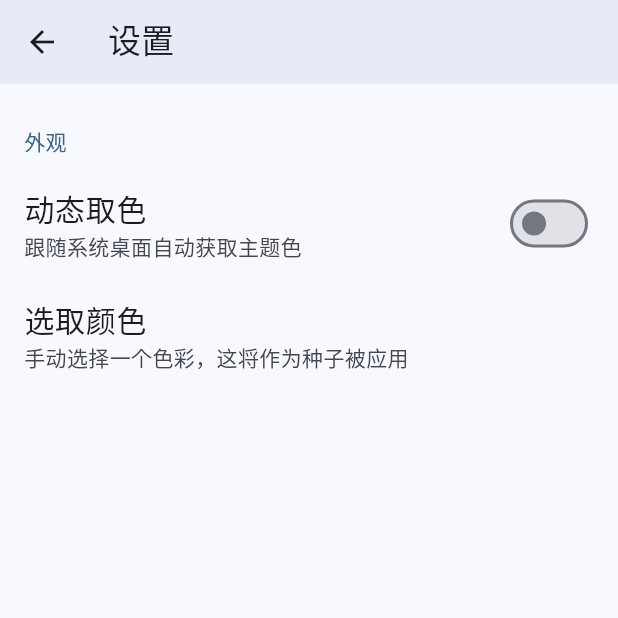
After one commit to zsakvo/Kakunin-Mobile, a Flutter app: the screen it shows after launch, after a tap on the "settings" icon, on a phone screen of 412 x 824 dp, the top half of it. The commit adds this screen. Run offline on Flutter 3.47's test engine with Material 2 defaults, Android fonts, the light colour scheme and no system bars; drawn by our look-alikes of dynamic_color; our stand-ins replace flutter_hooks, go_router, hooks_riverpod, image_picker, isar, logger and 2 more; missing offline and left inert: flutter_material_color_picker, mobile_scanner, otp; accounts and stored records are empty; generated files the repository leaves out were written again.

Commit message:
fix: theme

```diff
--- a/lib/main.dart
+++ b/lib/main.dart
@@ -7,6 +7,8 @@ import 'package:hooks_riverpod/hooks_riverpod.dart';
 import 'package:isar/isar.dart';
 import 'package:kakunin/data/models/verification_item.dart';
 import 'package:kakunin/router.dart';
+import 'package:kakunin/utils/color.dart';
+import 'package:kakunin/utils/log.dart';
 import 'package:kakunin/utils/scroll.dart';
 import 'package:shared_preferences/shared_preferences.dart';
 
@@ -28,20 +30,63 @@ void main() async {
   runApp(const ProviderScope(child: MyApp()));
 }
 
-final _defaultLightColor = ColorScheme.fromSeed(seedColor: Colors.green, brightness: Brightness.light);
-final _defaultDarkColor = ColorScheme.fromSeed(seedColor: Colors.green, brightness: Brightness.dark);
+// final _defaultLightColor = ColorScheme.fromSeed(seedColor: Colors.green, brightness: Brightness.light);
+// final _defaultDarkColor = ColorScheme.fromSeed(seedColor: Colors.green, brightness: Brightness.dark);
 
-class MyApp extends StatelessWidget {
+// class MyApp extends StatelessWidget {
+//   const MyApp({super.key});
+
+//   // This widget is the root of your application.
+//   @override
+//   Widget build(BuildContext context) {
+//     return DynamicColorBuilder(
+//       builder: (lightDynamic, darkDynamic) {
+//         return MaterialApp.router(
+//           theme: ThemeData(colorScheme: lightDynamic ?? _defaultLightColor, useMaterial3: true),
+//           darkTheme: ThemeData(colorScheme: darkDynamic ?? _defaultDarkColor, useMaterial3: true),
+//           routeInformationProvider: AppPages.router.routeInformationProvider,
+//           routeInformationParser: AppPages.router.routeInformationParser,
+//           routerDelegate: AppPages.router.routerDelegate,
+//           scrollBehavior: CustScroll(),
+//         );
+//       },
+//     );
+//   }
+// }
+
+class MyApp extends HookConsumerWidget {
   const MyApp({super.key});
+  @override
+  Widget build(BuildContext context, WidgetRef ref) {
+    final Color colorSeed = ref.watch(colorThemeProvider);
+    final monetEnabled = ref.watch(monetEnableProvider);
+    final defaultLightColor = ColorScheme.fromSeed(seedColor: colorSeed, brightness: Brightness.light);
+    final defaultDarkColor = ColorScheme.fromSeed(seedColor: colorSeed, brightness: Brightness.dark);
 
-  // This widget is the root of your application.
-  @override
-  Widget build(BuildContext context) {
+    // useEffect(() {
+    //   ref.read(colorThemeProvider.notifier).state =
+    //       getMaterialColor(Color(spInstance.getInt("colorSeed") ?? 0xff2196f3));
+    //   return null;
+    // }, []);
+
     return DynamicColorBuilder(
       builder: (lightDynamic, darkDynamic) {
+        if (lightDynamic == null || darkDynamic == null) {
+          supportMonet = false;
+        } else {
+          supportMonet = true;
+        }
+        // useEffect(() {
+        //   if (lightDynamic == null) {
+        //     ref.read(monetSupportProvider.notifier).state = false;
+        //     spInstance.setBool("dynamicColor", false);
+        //   }
+        // }, []);
+        Log.e(ref.read(monetEnableProvider.notifier).state, "ltc");
         return MaterialApp.router(
-          theme: ThemeData(colorScheme: lightDynamic ?? _defaultLightColor, useMaterial3: true),
-          darkTheme: ThemeData(colorScheme: darkDynamic ?? _defaultDarkColor, useMaterial3: true),
+          theme: ThemeData(colorScheme: (monetEnabled ? lightDynamic : null) ?? defaultLightColor, useMaterial3: true),
+          darkTheme:
+              ThemeData(colorScheme: (monetEnabled ? darkDynamic : null) ?? defaultDarkColor, useMaterial3: true),
           routeInformationProvider: AppPages.router.routeInformationProvider,
           routeInformationParser: AppPages.router.routeInformationParser,
           routerDelegate: AppPages.router.routerDelegate,
@@ -52,87 +97,11 @@ class MyApp extends StatelessWidget {
   }
 }
 
-class MyHomePage extends StatefulWidget {
-  const MyHomePage({super.key, required this.title});
+final colorThemeProvider =
+    StateProvider((ref) => getMaterialColor(Color(spInstance.getInt("colorSeed") ?? 0xff2196f3)));
 
-  // This widget is the home page of your application. It is stateful, meaning
-  // that it has a State object (defined below) that contains fields that affect
-  // how it looks.
+// final monetSupportProvider = StateProvider((ref) => true);
 
-  // This class is the configuration for the state. It holds the values (in this
-  // case the title) provided by the parent (in this case the App widget) and
-  // used by the build method of the State. Fields in a Widget subclass are
-  // always marked "final".
+final monetEnableProvider = StateProvider((ref) => spInstance.getBool("dynamicColor") ?? false);
 
-  final String title;
-
-  @override
-  State<MyHomePage> createState() => _MyHomePageState();
-}
-
-class _MyHomePageState extends State<MyHomePage> {
-  int _counter = 0;
-
-  void _incrementCounter() {
-    setState(() {
-      // This call to setState tells the Flutter framework that something has
-      // changed in this State, which causes it to rerun the build method below
-      // so that the display can reflect the updated values. If we changed
-      // _counter without calling setState(), then the build method would not be
-      // called again, and so nothing would appear to happen.
-      _counter++;
-    });
-  }
-
-  @override
-  Widget build(BuildContext context) {
-    // This method is rerun every time setState is called, for instance as done
-    // by the _incrementCounter method above.
-    //
-    // The Flutter framework has been optimized to make rerunning build methods
-    // fast, so that you can just rebuild anything that needs updating rather
-    // than having to individually change instances of widgets.
-    return Scaffold(
-      appBar: AppBar(
-        // Here we take the value from the MyHomePage object that was created by
-        // the App.build method, and use it to set our appbar title.
-        title: Text(widget.title),
-      ),
-      body: Center(
-        // Center is a layout widget. It takes a single child and positions it
-        // in the middle of the parent.
-        child: Column(
-          // Column is also a layout widget. It takes a list of children and
-          // arranges them vertically. By default, it sizes itself to fit its
-          // children horizontally, and tries to be as tall as its parent.
-          //
-          // Invoke "debug painting" (press "p" in the console, choose the
-          // "Toggle Debug Paint" action from the Flutter Inspector in Android
-          // Studio, or the "Toggle Debug Paint" command in Visual Studio Code)
-          // to see the wireframe for each widget.
-          //
-          // Column has various properties to control how it sizes itself and
-          // how it positions its children. Here we use mainAxisAlignment to
-          // center the children vertically; the main axis here is the vertical
-          // axis because Columns are vertical (the cross axis would be
-          // horizontal).
-          mainAxisAlignment: MainAxisAlignment.center,
-          children: <Widget>[
-            const Text(
-              'You have pushed the button this many times:',
-            ),
-            Text(
-              '$_counter',
-              style: Theme.of(context).textTheme.headlineMedium,
-            ),
-          ],
-        ),
-      ),
-      floatingActionButton: FloatingActionButton(
-        onPressed: _incrementCounter,
-        tooltip: 'Increment',
-        child: const Icon(Icons.add),
-      ), // This trailing comma makes auto-formatting nicer for build methods.
-    );
-  }
-}
+bool supportMonet = false;
--- a/lib/router.dart
+++ b/lib/router.dart
@@ -2,6 +2,7 @@ import 'package:flutter/material.dart';
 import 'package:go_router/go_router.dart';
 // import 'package:go_router_flow/go_router_flow.dart';
 import 'package:kakunin/screen/code/code_view.dart';
+import 'package:kakunin/screen/config/config_view.dart';
 import 'package:kakunin/screen/home/home_view.dart';
 import 'package:kakunin/screen/scan/scan_view.dart';
 
@@ -19,6 +20,10 @@ class AppPages {
       path: '/scan',
       builder: (context, state) => const ScanView(),
     ),
+    GoRoute(
+      path: '/config',
+      builder: (context, state) => const ConfigView(),
+    ),
   ]);
 }
 
--- /dev/null
+++ b/lib/screen/config/config_view.dart
@@ -0,0 +1,89 @@
+import 'package:flutter/material.dart';
+import 'package:go_router/go_router.dart';
+import 'package:hooks_riverpod/hooks_riverpod.dart';
+import 'package:kakunin/main.dart';
+
+import 'components/color.dart';
+
+class ConfigView extends StatefulHookConsumerWidget {
+  const ConfigView({super.key});
+
+  @override
+  ConsumerState<ConsumerStatefulWidget> createState() => _ConfigViewState();
+}
+
+class _ConfigViewState extends ConsumerState<ConfigView> {
+  final titleStyle = const TextStyle(
+    fontSize: 20,
+  );
+  final subTitleStyle = const TextStyle(fontSize: 14);
+  @override
+  Widget build(BuildContext context) {
+    final monetEnabled = ref.watch(monetEnableProvider);
+    // final monetSupport = ref.watch(monetEnableProvider);
+    return Scaffold(
+        appBar: AppBar(
+          title: Transform.translate(offset: const Offset(0, -2), child: const Text("设置")),
+          elevation: 4,
+        ),
+        body: CustomScrollView(
+          slivers: [
+            SliverList(
+                delegate: SliverChildListDelegate([
+              Container(
+                margin: const EdgeInsets.only(top: 16),
+                padding: const EdgeInsets.symmetric(vertical: 12, horizontal: 16),
+                child: Text(
+                  "外观",
+                  style: TextStyle(color: Theme.of(context).colorScheme.primary),
+                ),
+              ),
+              ListTile(
+                contentPadding: const EdgeInsets.only(bottom: 8, left: 16, right: 16),
+                title: Text("动态取色", style: titleStyle),
+                onTap: () {
+                  if (!supportMonet) return;
+                  ref.read(monetEnableProvider.notifier).state = !monetEnabled;
+                  spInstance.setBool("dynamicColor", monetEnabled);
+                },
+                subtitle: Text(
+                  "跟随系统桌面自动获取主题色",
+                  style: subTitleStyle,
+                ),
+                trailing: Switch(
+                  value: monetEnabled,
+                  onChanged: (value) {
+                    if (!supportMonet) return;
+                    ref.read(monetEnableProvider.notifier).state = !monetEnabled;
+                    spInstance.setBool("dynamicColor", monetEnabled);
+                  },
+                  // onChanged: (value) => setSpBool("dynamicColor", !value, dynamicColor),
+                ),
+              ),
+              monetEnabled
+                  ? const SizedBox.shrink()
+                  : ListTile(
+                      contentPadding: const EdgeInsets.only(bottom: 8, left: 16, right: 16),
+                      title: Text("选取颜色", style: titleStyle),
+                      onTap: () {
+                        final colorSeed = ref.read(colorThemeProvider.notifier).state;
+                        openMainColorPicker(context, colorSeed, (color) {
+                          ref.read(colorThemeProvider.notifier).state = color! as MaterialColor;
+                        }, () {
+                          spInstance.setInt("colorSeed", ref.read(colorThemeProvider.notifier).state.value);
+                          GoRouter.of(context).pop();
+                        }, () {
+                          ref.read(colorThemeProvider.notifier).state = colorSeed;
+                          GoRouter.of(context).pop();
+                        });
+                      },
+                      subtitle: Text(
+                        "手动选择一个色彩，这将作为种子被应用",
+                        style: subTitleStyle,
+                      ),
+                    ),
+            ]))
+          ],
+        ));
+  }
+}
--- a/lib/screen/home/home_model.dart
+++ b/lib/screen/home/home_model.dart
@@ -1,6 +1,3 @@
-import 'dart:async';
-
-import 'package:flutter/material.dart';
 import 'package:hooks_riverpod/hooks_riverpod.dart';
 import 'package:isar/isar.dart';
 import 'package:kakunin/data/models/verification_item.dart';
@@ -17,7 +14,6 @@ final verificationItemsProvider = StateNotifierProvider<VerificationItemsNotifie
 
 class VerificationItemsNotifier extends StateNotifier<List<ListItemView>> {
   final Isar _isar = Isar.getInstance()!;
-  late Timer _timer;
   final Ref ref;
   VerificationItemsNotifier(
     this.ref,
--- a/lib/screen/home/home_view.dart
+++ b/lib/screen/home/home_view.dart
@@ -1,15 +1,10 @@
 // ignore_for_file: no_leading_underscores_for_local_identifiers
-
-import 'package:clipboard/clipboard.dart';
 import 'package:flutter/material.dart';
 import 'package:flutter_hooks/flutter_hooks.dart';
 import 'package:go_router/go_router.dart';
 // import 'package:go_router_flow/go_router_flow.dart';
 import 'package:hooks_riverpod/hooks_riverpod.dart';
-import 'package:isar/isar.dart';
-import 'package:kakunin/data/models/verification_item.dart';
 import 'package:kakunin/screen/home/home_model.dart';
-import 'package:kakunin/utils/log.dart';
 import 'package:kakunin/utils/parse.dart';
 
 class HomeView extends StatefulHookConsumerWidget {
@@ -20,7 +15,6 @@ class HomeView extends StatefulHookConsumerWidget {
 }
 
 class _HomeViewState extends ConsumerState<HomeView> with AutomaticKeepAliveClientMixin {
-  final Isar _isar = Isar.getInstance()!;
   @override
   bool get wantKeepAlive => true;
   @override
@@ -59,7 +53,13 @@ class _HomeViewState extends ConsumerState<HomeView> with AutomaticKeepAliveClie
       appBar: AppBar(
         title: Transform.translate(offset: const Offset(0, -2), child: const Text("身份验证器")),
         elevation: 4,
-        actions: [IconButton(onPressed: () {}, icon: const Icon(Icons.settings))],
+        actions: [
+          IconButton(
+              onPressed: () {
+                GoRouter.of(context).push("/config");
+              },
+              icon: const Icon(Icons.settings))
+        ],
       ),
       body: ListView.builder(
         controller: scrollController,
--- a/lib/screen/scan/scan_view.dart
+++ b/lib/screen/scan/scan_view.dart
@@ -42,7 +42,7 @@ class _ScanViewState extends ConsumerState<ScanView> {
                 if (res == null) {
                   openWarnDialog(context);
                 } else {
-                  // ref.read(verificationItemsProvider.notifier).insertItem(res);
+                  ref.read(verificationItemsProvider.notifier).insertItem(res);
                   GoRouter.of(context).pop(res);
                 }
               }
--- /dev/null
+++ b/lib/utils/color.dart
@@ -0,0 +1,17 @@
+import 'package:flutter/material.dart';
+
+MaterialColor getMaterialColor(Color color) {
+  final Map<int, Color> shades = {
+    50: const Color.fromRGBO(136, 14, 79, .1),
+    100: const Color.fromRGBO(136, 14, 79, .2),
+    200: const Color.fromRGBO(136, 14, 79, .3),
+    300: const Color.fromRGBO(136, 14, 79, .4),
+    400: const Color.fromRGBO(136, 14, 79, .5),
+    500: const Color.fromRGBO(136, 14, 79, .6),
+    600: const Color.fromRGBO(136, 14, 79, .7),
+    700: const Color.fromRGBO(136, 14, 79, .8),
+    800: const Color.fromRGBO(136, 14, 79, .9),
+    900: const Color.fromRGBO(136, 14, 79, 1),
+  };
+  return MaterialColor(color.value, shades);
+}
--- a/pubspec.yaml
+++ b/pubspec.yaml
@@ -51,6 +51,7 @@ dependencies:
   clipboard: ^0.1.3
   mobile_scanner: ^3.0.0
   image_picker: ^0.8.6+3
+  flutter_material_color_picker: ^1.1.0+2
 
 dev_dependencies:
   flutter_test:
```
Also changed, not shown: lib/screen/config/components/color.dart (added, +40 -0 lines), lib/screen/home/components/list_item.dart (+6 -3 lines), lib/screen/home/home_model copy.dart (deleted, +0 -132 lines), pubspec.lock, 3 other files.
